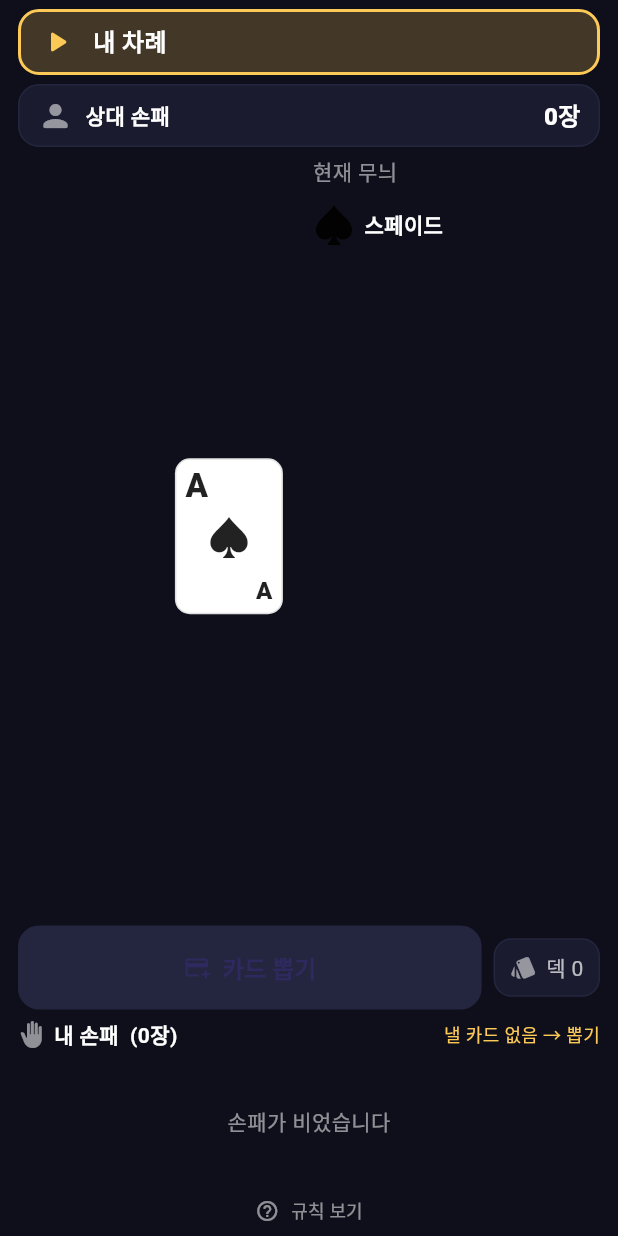
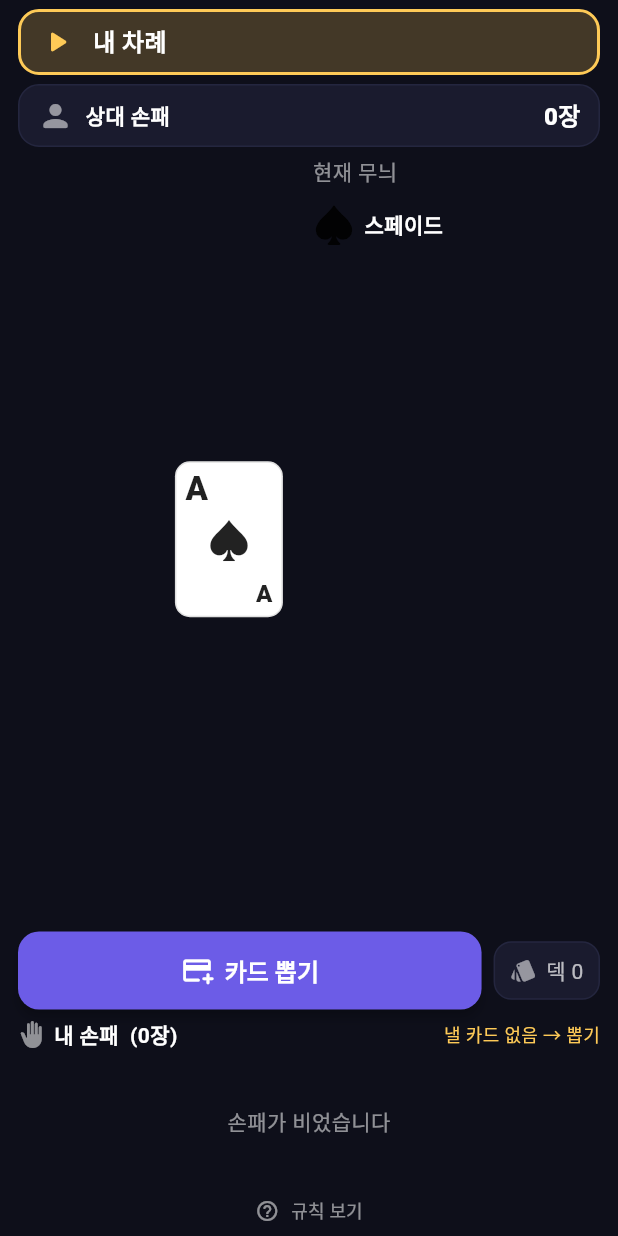
Before and after one commit to bja001219/G42, a Flutter app: the OneCardView widget shown alone on an empty page, opened directly with empty values, on a phone screen of 412 x 824 dp. Run offline on Flutter 3.47's test engine with Material 3 defaults, Android fonts, the phone set to English and light mode, and no system bars; our stand-ins replace cloud_firestore, firebase_core, shared_preferences; accounts and stored records are empty.

Commit message:
원카드: 뽑기 버튼 가시성 개선 + 조커 무늬 규칙 변경
- 카드 뽑기 버튼을 accent 색(밝은 보라)으로 바꿔 잘 보이게(강제 받기는 빨강, 상대 차례는 흐리게)
- 조커 무늬 선택 다이얼로그 제거: 컬러조커(빨강) 위에는 아무 카드나,
  흑백조커(검정) 위에는 검은 무늬(♠/♣)만 낼 수 있도록
- canPlay 활성무늬 특수값(ANY/BLACK) + 현재 무늬 표시 + 도움말 갱신 + 테스트

```diff
--- a/lib/games/onecard/onecard_logic.dart
+++ b/lib/games/onecard/onecard_logic.dart
@@ -22,7 +22,8 @@ import 'dart:math';
 ///   - `A` 공격 → A · 조커로 받아침.
 ///   - 조커 공격 → 조커로만 받아침. **예외: 스페이드 A로 막으면 무효(드로우 없음).**
 /// - `7`  무늬 변경(와일드): 낼 때 원하는 무늬를 지정한다.
-///   조커도 무늬가 없으므로 낼 때 이어갈 무늬를 지정한다.
+/// - 조커: 무늬를 고르지 않는다. 컬러조커(빨강) 위에는 **아무 카드나**, 흑백조커(검정)
+///   위에는 **검은 무늬(스페이드/클로버)만** 낼 수 있다.
 /// - 드로우 더미 소진 시 버린 더미를 섞어 재활용한다(유한 1팩: 52 + 조커 2 = 54장).
 /// - 손패를 먼저 비우면 승리.
 abstract class OneCardLogic {
@@ -62,6 +63,12 @@ abstract class OneCardLogic {
 
   /// 조커 공격을 무효화할 수 있는 특수 방어 카드(스페이드 A).
   static const String spadeAce = 'SA';
+
+  /// 활성 무늬 특수값: 컬러조커(빨강) 위에는 **아무 카드나** 낼 수 있다.
+  static const String suitAny = 'ANY';
+
+  /// 활성 무늬 특수값: 흑백조커(검정) 위에는 **검은 무늬(스페이드/클로버)만** 낼 수 있다.
+  static const String suitBlack = 'BLACK';
 
   /// 처음 나눠줄 손패 장수.
   static const int handSize = 7;
@@ -127,6 +134,14 @@ abstract class OneCardLogic {
 
     // 평시: 조커는 언제든 낼 수 있다(공격 개시).
     if (isJoker(card)) return true;
+
+    // 조커가 깐 특수 활성 무늬.
+    if (activeSuit == suitAny) return true; // 컬러조커 위: 아무거나.
+    if (activeSuit == suitBlack) {
+      // 흑백조커 위: 검은 무늬(스페이드/클로버)만.
+      final s = suitOf(card);
+      return s == 'S' || s == 'C';
+    }
 
     // 무늬 또는 랭크 일치.
     if (suitOf(card) == activeSuit) return true;
--- a/lib/games/onecard/onecard_view.dart
+++ b/lib/games/onecard/onecard_view.dart
@@ -284,7 +284,54 @@ class _OneCardViewState extends State<OneCardView> {
           children: [
             const Text('현재 무늬', style: TextStyle(color: Colors.white54)),
             const SizedBox(height: 4),
-            Row(
+            _activeSuitDisplay(activeSuit),
+          ],
+        ),
+      ],
+    );
+  }
+
+  /// 현재 활성 무늬 표시. 컬러조커(ANY)/흑백조커(BLACK) 특수값도 사람이 읽기 쉽게.
+  Widget _activeSuitDisplay(String activeSuit) {
+    if (activeSuit == OneCardLogic.suitAny) {
+      return const Row(
+        children: [
+          Text(
+            '★',
+            style: TextStyle(
+              fontSize: 26,
+              fontWeight: FontWeight.w900,
+              color: G42Colors.warn,
+            ),
+          ),
+          SizedBox(width: 6),
+          Text(
+            '아무거나',
+            style: TextStyle(color: Colors.white, fontWeight: FontWeight.w700),
+          ),
+        ],
+      );
+    }
+    if (activeSuit == OneCardLogic.suitBlack) {
+      return const Row(
+        children: [
+          Text(
+            '♠♣',
+            style: TextStyle(
+              fontSize: 24,
+              fontWeight: FontWeight.w900,
+              color: Colors.white,
+            ),
+          ),
+          SizedBox(width: 6),
+          Text(
+            '스페이드/클로버',
+            style: TextStyle(color: Colors.white, fontWeight: FontWeight.w700),
+          ),
+        ],
+      );
+    }
+    return Row(
       children: [
         Text(
           OneCardLogic.suitSymbol(activeSuit),
@@ -301,10 +348,6 @@ class _OneCardViewState extends State<OneCardView> {
             color: Colors.white,
             fontWeight: FontWeight.w700,
           ),
-                ),
-              ],
-            ),
-          ],
         ),
       ],
     );
@@ -327,14 +370,22 @@ class _OneCardViewState extends State<OneCardView> {
           child: FilledButton.icon(
             onPressed: myTurn ? _onDraw : null,
             style: FilledButton.styleFrom(
-              backgroundColor: pending > 0
-                  ? G42Colors.bad
-                  : G42Colors.surfaceHi,
+              backgroundColor: pending > 0 ? G42Colors.bad : G42Colors.accent,
+              foregroundColor: Colors.white,
+              disabledBackgroundColor: G42Colors.surfaceHi,
+              disabledForegroundColor: Colors.white38,
+              elevation: myTurn ? 3 : 0,
+              padding: const EdgeInsets.symmetric(vertical: 14),
+              textStyle: const TextStyle(
+                fontSize: 16,
+                fontWeight: FontWeight.w800,
+              ),
             ),
             icon: Icon(
               pending > 0
                   ? Icons.file_download_rounded
                   : Icons.add_card_rounded,
+              size: 22,
             ),
             label: Text(label),
           ),
@@ -566,13 +617,12 @@ class _OneCardViewState extends State<OneCardView> {
     final defendsJoker =
         _pending > 0 && _attackKind == 'joker' && card == OneCardLogic.spadeAce;
 
-    // 와일드(7 무늬 변경 · 조커)면 이어갈 무늬를 직접 고른다.
-    // 조커는 무늬가 없으므로 반드시 새 무늬를 지정해야 다음 차례가 이어진다.
+    // 7(무늬 변경)만 낼 때 무늬를 직접 고른다. 조커는 무늬를 고르지 않고 색에 따라
+    // 활성 무늬가 자동으로 정해진다(컬러조커=아무거나, 흑백조커=검은 무늬).
     // (스페이드 A 방어는 무늬가 스페이드로 정해져 선택하지 않는다.)
-    final isWild = !defendsJoker &&
-        (OneCardLogic.isWildSuit(card) || OneCardLogic.isJoker(card));
+    final needsSuitPick = !defendsJoker && OneCardLogic.isWildSuit(card);
     String chosenSuit = OneCardLogic.suitOf(card) ?? _activeSuit;
-    if (isWild) {
+    if (needsSuitPick) {
       final picked = await _pickSuit(context);
       if (picked == null) return; // 취소.
       chosenSuit = picked;
@@ -590,10 +640,20 @@ class _OneCardViewState extends State<OneCardView> {
     state['discard'] = discard;
     state['discardTop'] = card;
 
-    // 무늬 갱신: 스페이드 A 방어는 스페이드, 와일드(7·조커)는 선택 무늬, 그 외는 카드 무늬.
-    state['activeSuit'] = defendsJoker
-        ? 'S'
-        : (isWild ? chosenSuit : OneCardLogic.suitOf(card));
+    // 활성 무늬 갱신.
+    final String nextActiveSuit;
+    if (defendsJoker) {
+      nextActiveSuit = 'S'; // 스페이드 A 방어 → 스페이드.
+    } else if (card == OneCardLogic.jokerRed) {
+      nextActiveSuit = OneCardLogic.suitAny; // 컬러조커 위: 아무거나.
+    } else if (card == OneCardLogic.jokerBlack) {
+      nextActiveSuit = OneCardLogic.suitBlack; // 흑백조커 위: 스페이드/클로버.
+    } else if (needsSuitPick) {
+      nextActiveSuit = chosenSuit; // 7: 선택 무늬.
+    } else {
+      nextActiveSuit = OneCardLogic.suitOf(card) ?? _activeSuit; // 일반 카드.
+    }
+    state['activeSuit'] = nextActiveSuit;
 
     // 공격 누적 / 방어.
     final int nextPending;
@@ -629,7 +689,7 @@ class _OneCardViewState extends State<OneCardView> {
       card,
       defendsJoker ? 0 : OneCardLogic.attackValue(card),
       defendsJoker,
-      isWild ? chosenSuit : null,
+      needsSuitPick ? chosenSuit : null,
     );
     // A는 더 이상 스킵이 아니라 공격 카드 → 항상 상대 차례로 넘어간다.
     await widget.session.submit(state, nextTurn: opp);
@@ -907,7 +967,8 @@ class _OneCardViewState extends State<OneCardView> {
                 _rule(
                   '조커 (공격 · 와일드)',
                   '흑백조커(검정) = 상대 5장, 컬러조커(빨강) = 상대 7장. '
-                      '무늬가 없으므로 낼 때 이어갈 무늬를 직접 지정합니다. '
+                      '무늬는 고르지 않습니다 — 컬러조커 위에는 아무 카드나, '
+                      '흑백조커 위에는 검은 무늬(♠/♣)만 낼 수 있습니다. '
                       '조커 공격은 조커로만 받아칠 수 있고, '
                       '예외로 스페이드 A를 내면 조커 공격을 무효로 막습니다.',
                 )
```
Also changed, not shown: 1 other file. Lines whose indentation alone changed are shown as unchanged.
